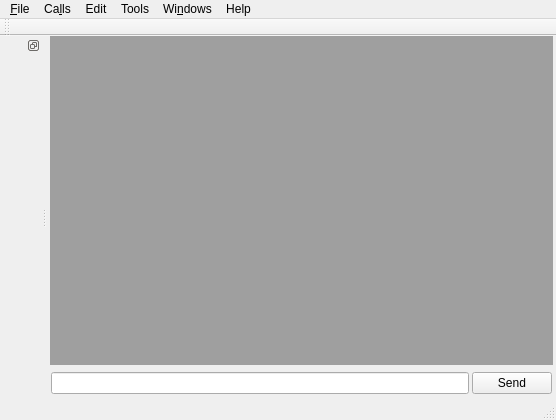
First picture: the form in src/mainwindow.ui, repository coolshou/qterminal, before the edit.
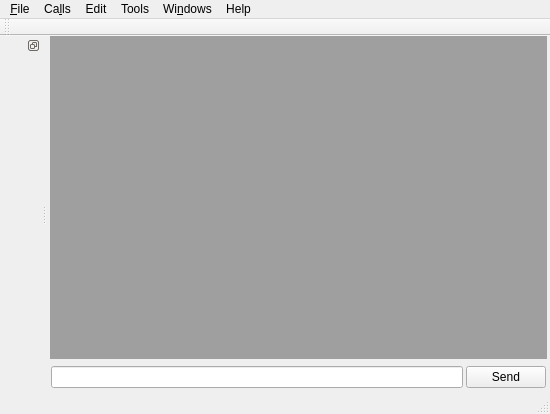
Second picture: the form after the edit. Icons and pictures are not drawn.

What changed in the file:
```diff
--- a/src/mainwindow.ui
+++ b/src/mainwindow.ui
@@ -7,8 +7,8 @@
    <rect>
     <x>0</x>
     <y>0</y>
-    <width>556</width>
-    <height>420</height>
+    <width>550</width>
+    <height>414</height>
    </rect>
   </property>
   <property name="windowTitle">
@@ -122,8 +122,8 @@
     <rect>
      <x>0</x>
      <y>0</y>
-     <width>556</width>
-     <height>23</height>
+     <width>550</width>
+     <height>28</height>
     </rect>
    </property>
    <widget class="QMenu" name="menuCalls">
```
Left out of the diff: 75 changed lines with no effect on the pictures.
